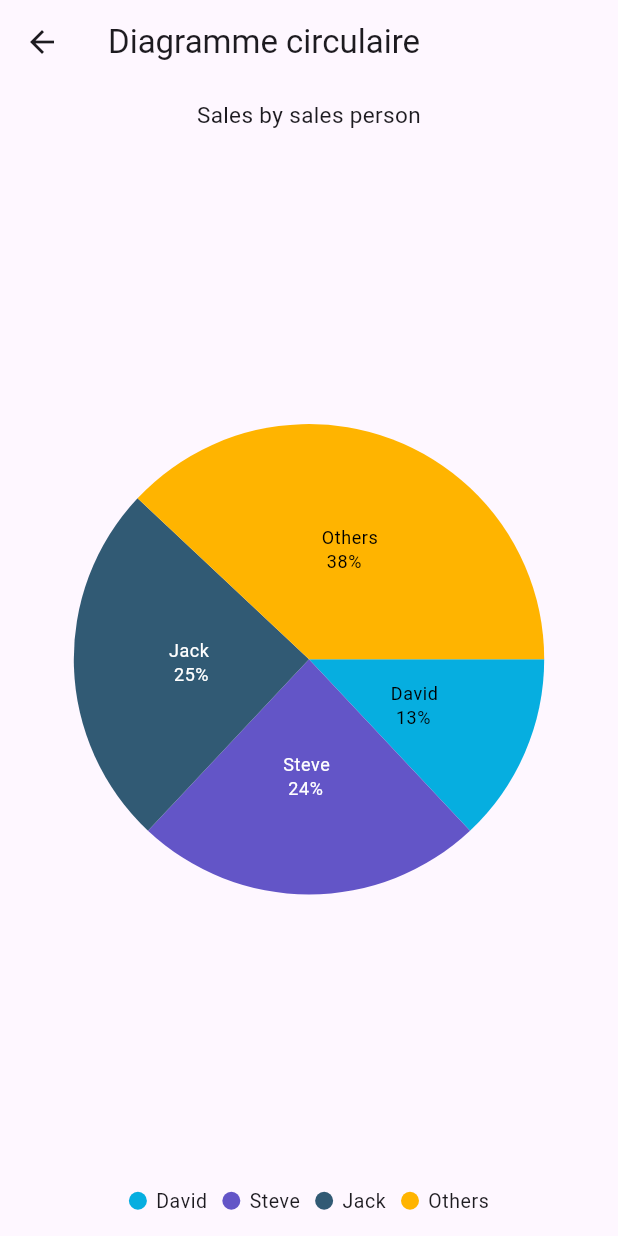
After one commit to Georges987/syncfusion-chart-list-of-useful-between-them, a Flutter app: the screen it shows after launch, after a tap on "Diagramme circulaire", on a phone screen of 412 x 824 dp. The commit adds this screen. Run offline on Flutter 3.47's test engine with Material 3 defaults, Android fonts, the phone set to English and light mode, and no system bars; our stand-ins replace syncfusion_flutter_charts.

Commit message:
adding circular chart

```diff
--- a/lib/views/Home.dart
+++ b/lib/views/Home.dart
@@ -1,5 +1,6 @@
 import 'package:flutter/material.dart';
-import 'package:graphe/views/hbarre.dart';
+import 'package:graphe/views/charts/hbarre.dart';
+import 'package:graphe/views/charts/part.dart';
 
 class HomePage extends StatefulWidget {
   const HomePage({super.key});
@@ -25,6 +26,14 @@ class _HomePageState extends State<HomePage> {
               ),
             ),
           ),
+          ListTile(
+            title: const Text('Diagramme circulaire'),
+            onTap: () => Navigator.of(context).push(
+              MaterialPageRoute(
+                builder: (context) => const Part(),
+              ),
+            ),
+          ),
         ],
       ),
     );
--- /dev/null
+++ b/lib/views/charts/part.dart
@@ -0,0 +1,53 @@
+import 'package:flutter/material.dart';
+import 'package:syncfusion_flutter_charts/charts.dart';
+
+class Part extends StatefulWidget {
+  const Part({super.key});
+
+  @override
+  State<Part> createState() => _PartState();
+}
+
+class _PartState extends State<Part> {
+  @override
+  Widget build(BuildContext context) {
+    return Scaffold(
+      appBar: AppBar(
+        title: const Text('Diagramme circulaire'),
+      ),
+      body: SfCircularChart(
+        title: const ChartTitle(text: 'Sales by sales person'),
+        legend: const Legend(
+            isVisible: true, overflowMode: LegendItemOverflowMode.wrap),
+        series: _getDefaultPieSeries(),
+      ),
+    );
+  }
+}
+
+List<PieSeries<ChartSampleData, String>> _getDefaultPieSeries() {
+  return <PieSeries<ChartSampleData, String>>[
+    PieSeries<ChartSampleData, String>(
+        explode: true,
+        explodeIndex: 0,
+        dataSource: <ChartSampleData>[
+          ChartSampleData(x: 'David', y: 13, text: 'David \n 13%'),
+          ChartSampleData(x: 'Steve', y: 24, text: 'Steve \n 24%'),
+          ChartSampleData(x: 'Jack', y: 25, text: 'Jack \n 25%'),
+          ChartSampleData(x: 'Others', y: 38, text: 'Others \n 38%'),
+        ],
+        xValueMapper: (ChartSampleData data, _) => data.x as String,
+        yValueMapper: (ChartSampleData data, _) => data.y,
+        dataLabelMapper: (ChartSampleData data, _) => data.text,
+        startAngle: 90,
+        endAngle: 90,
+        dataLabelSettings: const DataLabelSettings(isVisible: true)),
+  ];
+}
+
+class ChartSampleData {
+  ChartSampleData({this.x, required this.y, this.text});
+  final dynamic x;
+  final num y;
+  final String? text;
+}
```
Also changed, not shown: lib/views/charts/hbarre.dart (renamed from lib/views/hbarre.dart).
